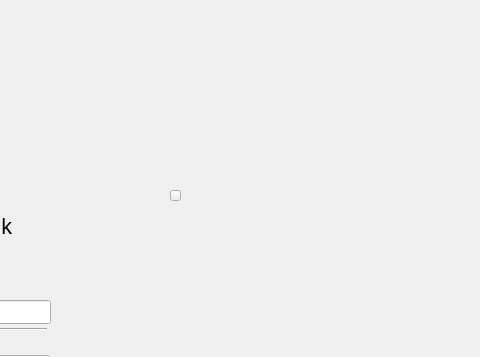
Qt form lockpage.ui (HcashOrg/hx-indicator) before a commit; both pictures show x 355 to 835 and y 0 to 357 of the 960 by 580 pixel window.
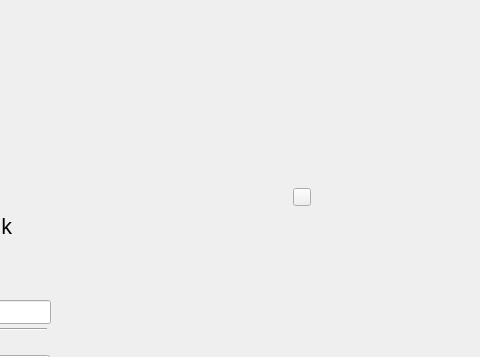
The same form after that commit.

What changed in the file:
```diff
--- a/lockpage.ui
+++ b/lockpage.ui
@@ -147,10 +147,10 @@
   <widget class="QToolButton" name="closeBtn">
    <property name="geometry">
     <rect>
-     <x>525</x>
-     <y>190</y>
-     <width>11</width>
-     <height>11</height>
+     <x>648</x>
+     <y>188</y>
+     <width>18</width>
+     <height>18</height>
     </rect>
    </property>
    <property name="cursor">
```
